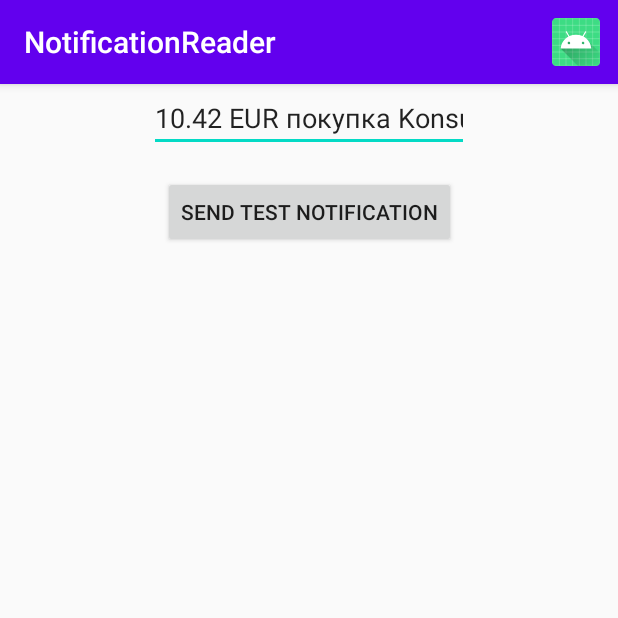
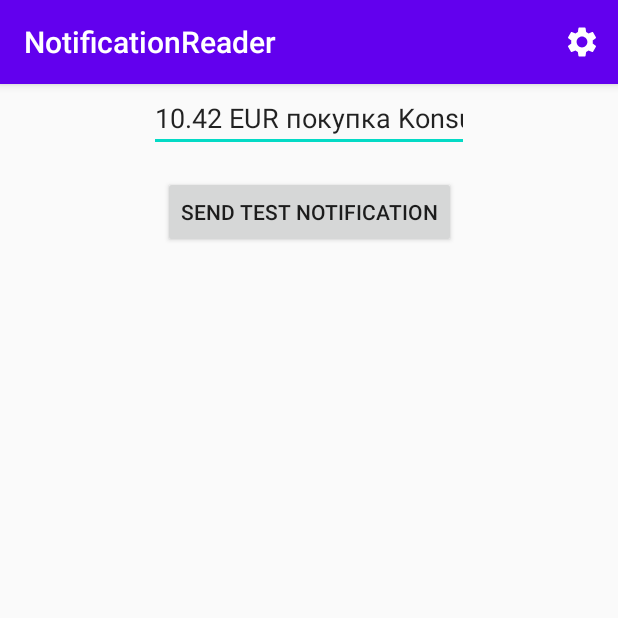
Before and after one commit to kenzhemir/NotificationListener, an Android app: the screen it shows after launch (MainActivity), on a phone screen of 412 x 824 dp, the top half of it. Run offline under Robolectric (Android 15) with nearby library versions, the phone set to English and light mode, and no system bars; our stand-ins replace Room's generated code.

Commit message:
Fix back button and settings icon

```diff
--- a/app/src/main/java/com/example/notificationreader/activities/MainActivity.kt
+++ b/app/src/main/java/com/example/notificationreader/activities/MainActivity.kt
@@ -68,7 +68,7 @@ class MainActivity : AppCompatActivity() {
 
     override fun onOptionsItemSelected(item: MenuItem): Boolean {
         return when (item.itemId) {
-            R.id.your_item_id -> {
+            R.id.settings_button -> {
                 startActivity(Intent(this, SettingsActivity::class.java))
                 true
             }
--- /dev/null
+++ b/app/src/main/res/drawable/ic_baseline_settings_24.xml
@@ -0,0 +1,5 @@
+<vector android:height="24dp" android:tint="#FFFFFF"
+    android:viewportHeight="24" android:viewportWidth="24"
+    android:width="24dp" xmlns:android="http://schemas.android.com/apk/res/android">
+    <path android:fillColor="@android:color/white" android:pathData="M19.14,12.94c0.04,-0.3 0.06,-0.61 0.06,-0.94c0,-0.32 -0.02,-0.64 -0.07,-0.94l2.03,-1.58c0.18,-0.14 0.23,-0.41 0.12,-0.61l-1.92,-3.32c-0.12,-0.22 -0.37,-0.29 -0.59,-0.22l-2.39,0.96c-0.5,-0.38 -1.03,-0.7 -1.62,-0.94L14.4,2.81c-0.04,-0.24 -0.24,-0.41 -0.48,-0.41h-3.84c-0.24,0 -0.43,0.17 -0.47,0.41L9.25,5.35C8.66,5.59 8.12,5.92 7.63,6.29L5.24,5.33c-0.22,-0.08 -0.47,0 -0.59,0.22L2.74,8.87C2.62,9.08 2.66,9.34 2.86,9.48l2.03,1.58C4.84,11.36 4.8,11.69 4.8,12s0.02,0.64 0.07,0.94l-2.03,1.58c-0.18,0.14 -0.23,0.41 -0.12,0.61l1.92,3.32c0.12,0.22 0.37,0.29 0.59,0.22l2.39,-0.96c0.5,0.38 1.03,0.7 1.62,0.94l0.36,2.54c0.05,0.24 0.24,0.41 0.48,0.41h3.84c0.24,0 0.44,-0.17 0.47,-0.41l0.36,-2.54c0.59,-0.24 1.13,-0.56 1.62,-0.94l2.39,0.96c0.22,0.08 0.47,0 0.59,-0.22l1.92,-3.32c0.12,-0.22 0.07,-0.47 -0.12,-0.61L19.14,12.94zM12,15.6c-1.98,0 -3.6,-1.62 -3.6,-3.6s1.62,-3.6 3.6,-3.6s3.6,1.62 3.6,3.6S13.98,15.6 12,15.6z"/>
+</vector>
--- a/app/src/main/res/menu/nav_menu.xml
+++ b/app/src/main/res/menu/nav_menu.xml
@@ -4,8 +4,8 @@
     xmlns:tools="http://schemas.android.com/tools"
     tools:ignore="AlwaysShowAction">
     <item
-        android:id="@+id/your_item_id"
-        android:icon="@mipmap/ic_launcher_round"
+        android:id="@+id/settings_button"
+        android:icon="@drawable/ic_baseline_settings_24"
         android:title="@string/title_activity_settings"
         app:showAsAction="always" />
 </menu>
```
Also changed, not shown: app/src/main/java/com/example/notificationreader/activities/SettingsActivity.kt (+11 -0 lines).
